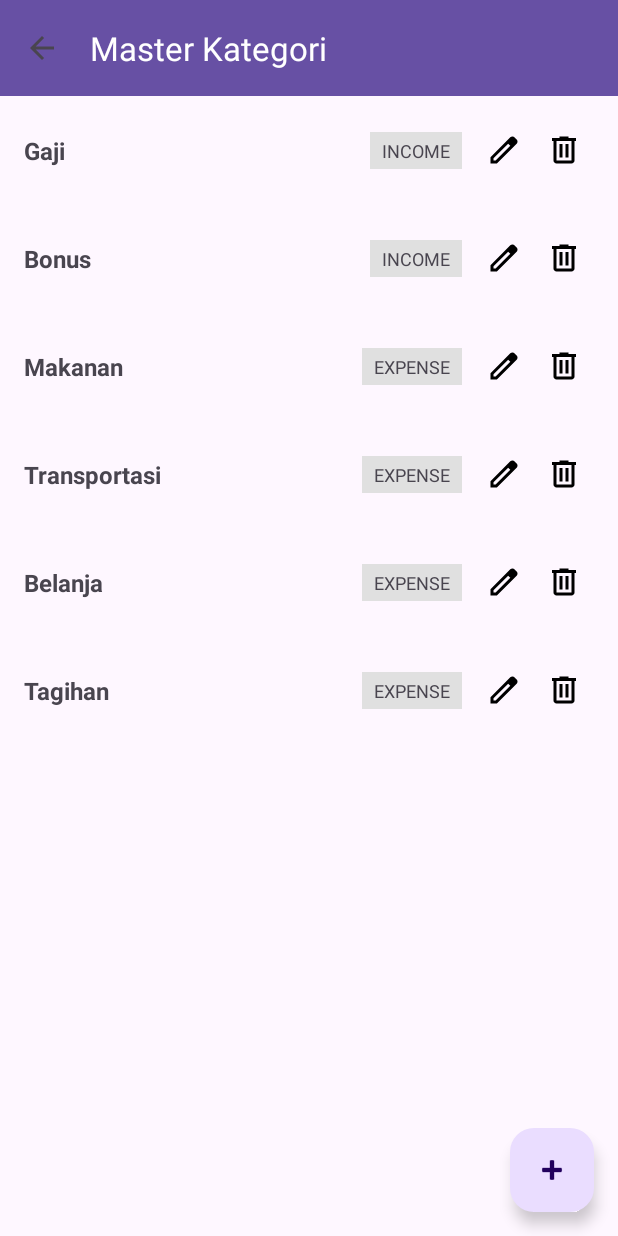
After one commit to BangBilit/Project_Wallet, an Android app: the CategoryActivity screen opened directly, with no data from a screen before it, on a phone screen of 412 x 824 dp. The commit adds this screen. Run offline under Robolectric (Android 15) with nearby library versions, the phone set to English and light mode, and no system bars.

Commit message:
Kategori

```diff
--- a/app/src/main/AndroidManifest.xml
+++ b/app/src/main/AndroidManifest.xml
@@ -21,6 +21,9 @@
                 <category android:name="android.intent.category.LAUNCHER" />
             </intent-filter>
         </activity>
+        <activity
+            android:name=".CategoryActivity"
+            android:exported="false" />
     </application>
 
 </manifest>
--- /dev/null
+++ b/app/src/main/java/com/robert/projectwallet/CategoryActivity.kt
@@ -0,0 +1,146 @@
+package com.robert.projectwallet
+
+import android.os.Bundle
+import android.view.LayoutInflater
+import android.view.View
+import android.widget.RadioButton
+import android.widget.RadioGroup
+import android.widget.TextView
+import android.widget.Toast
+import androidx.activity.enableEdgeToEdge
+import androidx.appcompat.app.AlertDialog
+import androidx.appcompat.app.AppCompatActivity
+import androidx.core.view.ViewCompat
+import androidx.core.view.WindowInsetsCompat
+import androidx.recyclerview.widget.LinearLayoutManager
+import androidx.recyclerview.widget.RecyclerView
+import com.google.android.material.appbar.MaterialToolbar
+import com.google.android.material.floatingactionbutton.FloatingActionButton
+import com.google.android.material.textfield.TextInputEditText
+import com.robert.projectwallet.adapter.CategoryAdapter
+import com.robert.projectwallet.model.Category
+import com.robert.projectwallet.utils.PrefManager
+import java.util.UUID
+
+class CategoryActivity : AppCompatActivity() {
+
+    private lateinit var prefManager: PrefManager
+    private lateinit var categoryAdapter: CategoryAdapter
+    private lateinit var rvCategories: RecyclerView
+    private lateinit var tvEmpty: TextView
+    private lateinit var fabAddCategory: FloatingActionButton
+    private lateinit var toolbar: MaterialToolbar
+
+    override fun onCreate(savedInstanceState: Bundle?) {
+        super.onCreate(savedInstanceState)
+        enableEdgeToEdge()
+        setContentView(R.layout.activity_category)
+
+        // Handle window insets so toolbar doesn't overlap with status bar (Dynamic Island / cutout)
+        ViewCompat.setOnApplyWindowInsetsListener(findViewById(R.id.rootCategoryLayout)) { v, insets ->
+            val systemBars = insets.getInsets(WindowInsetsCompat.Type.systemBars())
+            v.setPadding(systemBars.left, systemBars.top, systemBars.right, systemBars.bottom)
+            insets
+        }
+
+        prefManager = PrefManager(this)
+
+        rvCategories = findViewById(R.id.rvCategories)
+        tvEmpty = findViewById(R.id.tvEmpty)
+        fabAddCategory = findViewById(R.id.fabAddCategory)
+        toolbar = findViewById(R.id.toolbarCategory)
+
+        setSupportActionBar(toolbar)
+        supportActionBar?.setDisplayHomeAsUpEnabled(true)
+        toolbar.setNavigationOnClickListener { finish() }
+
+        setupRecyclerView()
+
+        fabAddCategory.setOnClickListener {
+            showCategoryDialog(null)
+        }
+
+        loadCategories()
+    }
+
+    private fun setupRecyclerView() {
+        categoryAdapter = CategoryAdapter(
+            emptyList(),
+            onEditClick = { category -> showCategoryDialog(category) },
+            onDeleteClick = { category -> confirmDeleteCategory(category) }
+        )
+        rvCategories.layoutManager = LinearLayoutManager(this)
+        rvCategories.adapter = categoryAdapter
+    }
+
+    private fun loadCategories() {
+        val categories = prefManager.getCategories()
+        categoryAdapter.updateData(categories)
+        if (categories.isEmpty()) {
+            tvEmpty.visibility = View.VISIBLE
+            rvCategories.visibility = View.GONE
+        } else {
+            tvEmpty.visibility = View.GONE
+            rvCategories.visibility = View.VISIBLE
+        }
+    }
+
+    private fun showCategoryDialog(category: Category?) {
+        val dialogView = LayoutInflater.from(this).inflate(R.layout.dialog_category, null)
+        val tvDialogTitle = dialogView.findViewById<TextView>(R.id.tvDialogTitle)
+        val etCategoryName = dialogView.findViewById<TextInputEditText>(R.id.etCategoryName)
+        val rgCategoryType = dialogView.findViewById<RadioGroup>(R.id.rgCategoryType)
+        val rbIncome = dialogView.findViewById<RadioButton>(R.id.rbIncome)
+
+        val isEdit = category != null
+        if (isEdit) {
+            tvDialogTitle.text = "Ubah Kategori"
+            etCategoryName.setText(category!!.name)
+            if (category.type == "INCOME") {
+                rbIncome.isChecked = true
+            } else {
+                dialogView.findViewById<RadioButton>(R.id.rbExpense).isChecked = true
+            }
+        } else {
+            tvDialogTitle.text = "Tambah Kategori"
+        }
+
+        AlertDialog.Builder(this)
+            .setView(dialogView)
+            .setPositiveButton("Simpan") { _, _ ->
+                val name = etCategoryName.text.toString().trim()
+                val type = if (rgCategoryType.checkedRadioButtonId == R.id.rbIncome) "INCOME" else "EXPENSE"
+
+                if (name.isEmpty()) {
+                    Toast.makeText(this, "Nama kategori tidak boleh kosong", Toast.LENGTH_SHORT).show()
+                    return@setPositiveButton
+                }
+
+                if (isEdit) {
+                    val updatedCategory = Category(category.id, name, type)
+                    prefManager.updateCategory(updatedCategory)
+                    Toast.makeText(this, "Kategori berhasil diubah", Toast.LENGTH_SHORT).show()
+                } else {
+                    val newCategory = Category(UUID.randomUUID().toString(), name, type)
+                    prefManager.addCategory(newCategory)
+                    Toast.makeText(this, "Kategori berhasil ditambahkan", Toast.LENGTH_SHORT).show()
+                }
+                loadCategories()
+            }
+            .setNegativeButton("Batal", null)
+            .show()
+    }
+
+    private fun confirmDeleteCategory(category: Category) {
+        AlertDialog.Builder(this)
+            .setTitle("Hapus Kategori")
+            .setMessage("Apakah Anda yakin ingin menghapus kategori '${category.name}'?")
+            .setPositiveButton("Hapus") { _, _ ->
+                prefManager.deleteCategory(category.id)
+                Toast.makeText(this, "Kategori berhasil dihapus", Toast.LENGTH_SHORT).show()
+                loadCategories()
+            }
+            .setNegativeButton("Batal", null)
+            .show()
+    }
+}
--- /dev/null
+++ b/app/src/main/java/com/robert/projectwallet/adapter/CategoryAdapter.kt
@@ -0,0 +1,45 @@
+package com.robert.projectwallet.adapter
+
+import android.view.LayoutInflater
+import android.view.View
+import android.view.ViewGroup
+import android.widget.ImageButton
+import android.widget.TextView
+import androidx.recyclerview.widget.RecyclerView
+import com.robert.projectwallet.R
+import com.robert.projectwallet.model.Category
+
+class CategoryAdapter(
+    private var categories: List<Category>,
+    private val onEditClick: (Category) -> Unit,
+    private val onDeleteClick: (Category) -> Unit
+) : RecyclerView.Adapter<CategoryAdapter.CategoryViewHolder>() {
+
+    class CategoryViewHolder(view: View) : RecyclerView.ViewHolder(view) {
+        val tvName: TextView = view.findViewById(R.id.tvCategoryName)
+        val tvType: TextView = view.findViewById(R.id.tvCategoryType)
+        val btnEdit: ImageButton = view.findViewById(R.id.btnEditCategory)
+        val btnDelete: ImageButton = view.findViewById(R.id.btnDeleteCategory)
+    }
+
+    override fun onCreateViewHolder(parent: ViewGroup, viewType: Int): CategoryViewHolder {
+        val view = LayoutInflater.from(parent.context).inflate(R.layout.item_category, parent, false)
+        return CategoryViewHolder(view)
+    }
+
+    override fun onBindViewHolder(holder: CategoryViewHolder, position: Int) {
+        val category = categories[position]
+        holder.tvName.text = category.name
+        holder.tvType.text = category.type
+
+        holder.btnEdit.setOnClickListener { onEditClick(category) }
+        holder.btnDelete.setOnClickListener { onDeleteClick(category) }
+    }
+
+    override fun getItemCount(): Int = categories.size
+
+    fun updateData(newCategories: List<Category>) {
+        categories = newCategories
+        notifyDataSetChanged()
+    }
+}
--- /dev/null
+++ b/app/src/main/java/com/robert/projectwallet/model/Category.kt
@@ -0,0 +1,7 @@
+package com.robert.projectwallet.model
+
+data class Category(
+    val id: String,
+    val name: String,
+    val type: String // "INCOME" or "EXPENSE"
+)
--- /dev/null
+++ b/app/src/main/java/com/robert/projectwallet/utils/PrefManager.kt
@@ -0,0 +1,83 @@
+package com.robert.projectwallet.utils
+
+import android.content.Context
+import android.content.SharedPreferences
+import com.robert.projectwallet.model.Category
+import org.json.JSONArray
+import org.json.JSONObject
+
+class PrefManager(context: Context) {
+    private val prefs: SharedPreferences = context.getSharedPreferences(PREF_NAME, Context.MODE_PRIVATE)
+
+    companion object {
+        private const val PREF_NAME = "project_wallet_prefs"
+        private const val KEY_CATEGORIES = "key_categories"
+    }
+
+    init {
+        // Data coba coba
+        if (getCategories().isEmpty()) {
+            val defaultCategories = listOf(
+                Category("1", "Gaji", "INCOME"),
+                Category("2", "Bonus", "INCOME"),
+                Category("3", "Makanan", "EXPENSE"),
+                Category("4", "Transportasi", "EXPENSE"),
+                Category("5", "Belanja", "EXPENSE"),
+                Category("6", "Tagihan", "EXPENSE")
+            )
+            saveCategories(defaultCategories)
+        }
+    }
+
+    fun getCategories(): List<Category> {
+        val jsonString = prefs.getString(KEY_CATEGORIES, null) ?: return emptyList()
+        val list = mutableListOf<Category>()
+        try {
+            val jsonArray = JSONArray(jsonString)
+            for (i in 0 until jsonArray.length()) {
+                val obj = jsonArray.getJSONObject(i)
+                val id = obj.getString("id")
+                val name = obj.getString("name")
+                val type = obj.getString("type")
+                list.add(Category(id, name, type))
+            }
+        } catch (e: Exception) {
+            e.printStackTrace()
+        }
+        return list
+    }
+
+    fun saveCategories(categories: List<Category>) {
+        val jsonArray = JSONArray()
+        for (category in categories) {
+            val obj = JSONObject().apply {
+                put("id", category.id)
+                put("name", category.name)
+                put("type", category.type)
+            }
+            jsonArray.put(obj)
+        }
+        prefs.edit().putString(KEY_CATEGORIES, jsonArray.toString()).apply()
+    }
+
+    fun addCategory(category: Category) {
+        val list = getCategories().toMutableList()
+        list.add(category)
+        saveCategories(list)
+    }
+
+    fun updateCategory(category: Category) {
+        val list = getCategories().toMutableList()
+        val index = list.indexOfFirst { it.id == category.id }
+        if (index != -1) {
+            list[index] = category
+            saveCategories(list)
+        }
+    }
+
+    fun deleteCategory(categoryId: String) {
+        val list = getCategories().toMutableList()
+        list.removeAll { it.id == categoryId }
+        saveCategories(list)
+    }
+}
--- /dev/null
+++ b/app/src/main/res/drawable/outline_delete_24.xml
@@ -0,0 +1,20 @@
+<!--
+  ~ Copyright (C) 2026 The Android Open Source Project
+  ~
+  ~ Licensed under the Apache License, Version 2.0 (the "License");
+  ~ you may not use this file except in compliance with the License.
+  ~ You may obtain a copy of the License at
+  ~
+  ~      http://www.apache.org/licenses/LICENSE-2.0
+  ~
+  ~ Unless required by applicable law or agreed to in writing, software
+  ~ distributed under the License is distributed on an "AS IS" BASIS,
+  ~ WITHOUT WARRANTIES OR CONDITIONS OF ANY KIND, either express or implied.
+  ~ See the License for the specific language governing permissions and
+  ~ limitations under the License.
+  -->
+<vector xmlns:android="http://schemas.android.com/apk/res/android" android:height="24dp" android:tint="#000000" android:viewportHeight="960" android:viewportWidth="960" android:width="24dp">
+
+    <path android:fillColor="@android:color/white" android:pathData="M280,840Q247,840 223.5,816.5Q200,793 200,760L200,240L160,240L160,160L360,160L360,120L600,120L600,160L800,160L800,240L760,240L760,760Q760,793 736.5,816.5Q713,840 680,840L280,840ZM680,240L280,240L280,760Q280,760 280,760Q280,760 280,760L680,760Q680,760 680,760Q680,760 680,760L680,240ZM360,680L440,680L440,320L360,320L360,680ZM520,680L600,680L600,320L520,320L520,680ZM280,240L280,240L280,760Q280,760 280,760Q280,760 280,760L280,760Q280,760 280,760Q280,760 280,760L280,240Z"/>
+
+</vector>
--- /dev/null
+++ b/app/src/main/res/drawable/outline_edit_24.xml
@@ -0,0 +1,20 @@
+<!--
+  ~ Copyright (C) 2026 The Android Open Source Project
+  ~
+  ~ Licensed under the Apache License, Version 2.0 (the "License");
+  ~ you may not use this file except in compliance with the License.
+  ~ You may obtain a copy of the License at
+  ~
+  ~      http://www.apache.org/licenses/LICENSE-2.0
+  ~
+  ~ Unless required by applicable law or agreed to in writing, software
+  ~ distributed under the License is distributed on an "AS IS" BASIS,
+  ~ WITHOUT WARRANTIES OR CONDITIONS OF ANY KIND, either express or implied.
+  ~ See the License for the specific language governing permissions and
+  ~ limitations under the License.
+  -->
+<vector xmlns:android="http://schemas.android.com/apk/res/android" android:height="24dp" android:tint="#000000" android:viewportHeight="960" android:viewportWidth="960" android:width="24dp">
+
+    <path android:fillColor="@android:color/white" android:pathData="M200,760L257,760L648,369L591,312L200,703L200,760ZM120,840L120,670L648,143Q660,132 674.5,126Q689,120 705,120Q721,120 736,126Q751,132 762,144L817,200Q829,211 834.5,226Q840,241 840,256Q840,272 834.5,286.5Q829,301 817,313L290,840L120,840ZM760,256L760,256L704,200L704,200L760,256ZM619,341L591,312L591,312L648,369L648,369L619,341Z"/>
+
+</vector>
--- /dev/null
+++ b/app/src/main/res/layout/activity_category.xml
@@ -0,0 +1,63 @@
+<?xml version="1.0" encoding="utf-8"?>
+<androidx.coordinatorlayout.widget.CoordinatorLayout xmlns:android="http://schemas.android.com/apk/res/android"
+    xmlns:app="http://schemas.android.com/apk/res-auto"
+    xmlns:tools="http://schemas.android.com/tools"
+    android:id="@+id/rootCategoryLayout"
+    android:layout_width="match_parent"
+    android:layout_height="match_parent"
+    tools:context=".CategoryActivity">
+
+    <com.google.android.material.appbar.AppBarLayout
+        android:layout_width="match_parent"
+        android:layout_height="wrap_content"
+        android:fitsSystemWindows="true">
+
+        <com.google.android.material.appbar.MaterialToolbar
+            android:id="@+id/toolbarCategory"
+            android:layout_width="match_parent"
+            android:layout_height="?attr/actionBarSize"
+            android:background="?attr/colorPrimary"
+            app:title="Master Kategori"
+            app:titleTextColor="@android:color/white" />
+
+    </com.google.android.material.appbar.AppBarLayout>
+
+    <androidx.constraintlayout.widget.ConstraintLayout
+        android:layout_width="match_parent"
+        android:layout_height="match_parent"
+        app:layout_behavior="@string/appbar_scrolling_view_behavior">
+
+        <androidx.recyclerview.widget.RecyclerView
+            android:id="@+id/rvCategories"
+            android:layout_width="match_parent"
+            android:layout_height="match_parent"
+            app:layout_constraintBottom_toBottomOf="parent"
+            app:layout_constraintEnd_toEndOf="parent"
+            app:layout_constraintStart_toStartOf="parent"
+            app:layout_constraintTop_toTopOf="parent"
+            tools:listitem="@layout/item_category" />
+
+        <TextView
+            android:id="@+id/tvEmpty"
+            android:layout_width="wrap_content"
+            android:layout_height="wrap_content"
+            android:text="Belum ada kategori"
+            android:textSize="16sp"
+            android:visibility="gone"
+            app:layout_constraintBottom_toBottomOf="parent"
+            app:layout_constraintEnd_toEndOf="parent"
+            app:layout_constraintStart_toStartOf="parent"
+            app:layout_constraintTop_toTopOf="parent" />
+
+    </androidx.constraintlayout.widget.ConstraintLayout>
+
+    <com.google.android.material.floatingactionbutton.FloatingActionButton
+        android:id="@+id/fabAddCategory"
+        android:layout_width="wrap_content"
+        android:layout_height="wrap_content"
+        android:layout_gravity="bottom|end"
+        android:layout_margin="16dp"
+        android:contentDescription="Tambah Kategori"
+        app:srcCompat="@android:drawable/ic_input_add" />
+
+</androidx.coordinatorlayout.widget.CoordinatorLayout>
--- /dev/null
+++ b/app/src/main/res/layout/item_category.xml
@@ -0,0 +1,56 @@
+<?xml version="1.0" encoding="utf-8"?>
+<androidx.constraintlayout.widget.ConstraintLayout xmlns:android="http://schemas.android.com/apk/res/android"
+    xmlns:app="http://schemas.android.com/apk/res-auto"
+    android:layout_width="match_parent"
+    android:layout_height="wrap_content"
+    android:padding="16dp">
+
+    <TextView
+        android:id="@+id/tvCategoryName"
+        android:layout_width="0dp"
+        android:layout_height="wrap_content"
+        android:text="Nama Kategori"
+        android:textSize="16sp"
+        android:textStyle="bold"
+        app:layout_constraintBottom_toBottomOf="parent"
+        app:layout_constraintEnd_toStartOf="@+id/tvCategoryType"
+        app:layout_constraintStart_toStartOf="parent"
+        app:layout_constraintTop_toTopOf="parent" />
+
+    <TextView
+        android:id="@+id/tvCategoryType"
+        android:layout_width="wrap_content"
+        android:layout_height="wrap_content"
+        android:layout_marginEnd="8dp"
+        android:background="#E0E0E0"
+        android:paddingHorizontal="8dp"
+        android:paddingVertical="4dp"
+        android:text="INCOME"
+        android:textSize="12sp"
+        app:layout_constraintBottom_toBottomOf="parent"
+        app:layout_constraintEnd_toStartOf="@+id/btnEditCategory"
+        app:layout_constraintTop_toTopOf="parent" />
+
+    <ImageButton
+        android:id="@+id/btnEditCategory"
+        android:layout_width="40dp"
+        android:layout_height="40dp"
+        android:background="?attr/selectableItemBackgroundBorderless"
+        android:contentDescription="Edit"
+        android:src="@drawable/outline_edit_24"
+        app:layout_constraintBottom_toBottomOf="parent"
+        app:layout_constraintEnd_toStartOf="@+id/btnDeleteCategory"
+        app:layout_constraintTop_toTopOf="parent" />
+
+    <ImageButton
+        android:id="@+id/btnDeleteCategory"
+        android:layout_width="40dp"
+        android:layout_height="40dp"
+        android:background="?attr/selectableItemBackgroundBorderless"
+        android:contentDescription="Hapus"
+        android:src="@drawable/outline_delete_24"
+        app:layout_constraintBottom_toBottomOf="parent"
+        app:layout_constraintEnd_toEndOf="parent"
+        app:layout_constraintTop_toTopOf="parent" />
+
+</androidx.constraintlayout.widget.ConstraintLayout>
```
Also changed, not shown: app/src/main/java/com/robert/projectwallet/MainActivity.kt (+19 -0 lines), app/src/main/res/layout/activity_main.xml (+30 -8 lines), app/src/main/res/layout/dialog_category.xml (added, +60 -0 lines).
